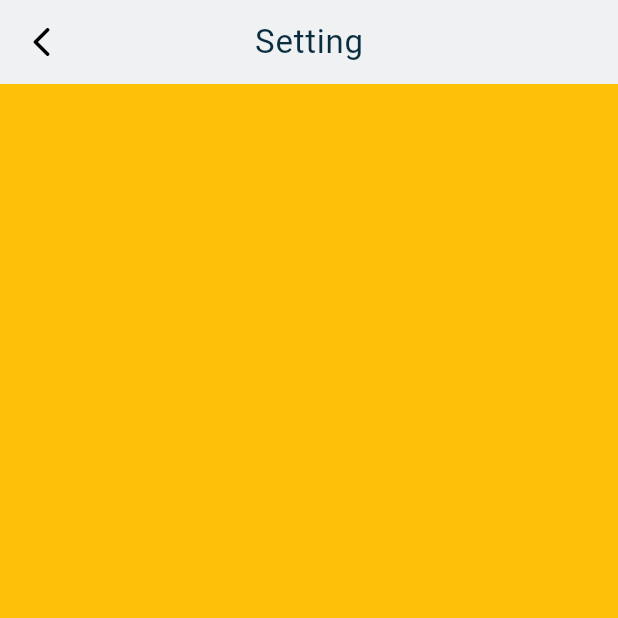
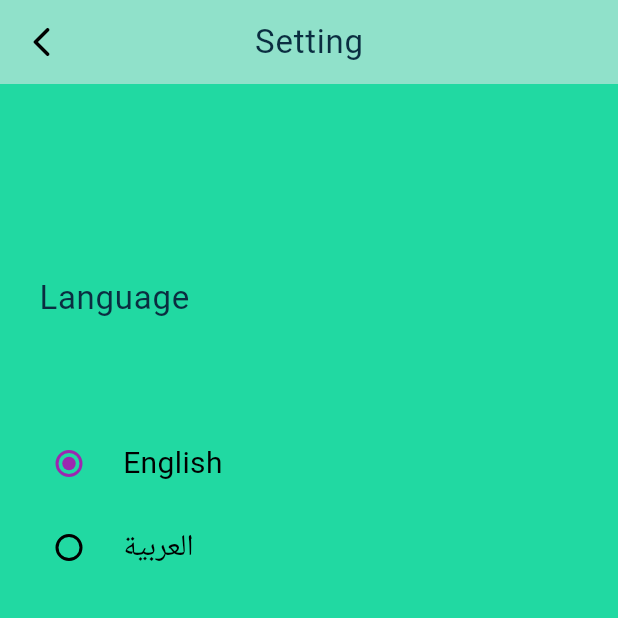
Before and after one commit to ayaosama14/movie_app, a Flutter app: the SettingView screen opened by its route, on a phone screen of 412 x 824 dp, the top half of it. Run offline on Flutter 3.47's test engine with Material 3 defaults, Android fonts, the light colour scheme and no system bars; our stand-ins replace cached_network_image, carousel_slider, dio, easy_localization, either_dart, get_it; network calls fail.

Commit message:
add setting view

```diff
--- a/asset/translation/ar-SA.json
+++ b/asset/translation/ar-SA.json
@@ -11,6 +11,8 @@
     "Login": "تسجيل الدخول",
     "register_to_continue": "سجل للمتابعة",
     "error_@": "عذرًا! يجب أن ينتهي بـ @",
-    "Popular_Movies": "الافلام المشهوره"
-
+    "Popular_Movies": "الافلام المشهوره",
+    "language": "اللغه",
+    "arabic": "العربيه",
+    "english":"الانجليزيه"
 }
--- a/asset/translation/en-US.json
+++ b/asset/translation/en-US.json
@@ -13,6 +13,8 @@
     "register_to_continue": "Register to continue",
     "error_@": "Oops! end with @ char.com",
 
-    "Popular_Movies": "Popular Movies:"
-
+    "Popular_Movies": "Popular Movies:",
+    "language": "Language",
+    "english":"English",
+    "arabic": "Arabic"
 }
--- a/lib/core/featchers/home_fetcher/presentation/views/setting.dart
+++ b/lib/core/featchers/home_fetcher/presentation/views/setting.dart
@@ -1,26 +1,73 @@
+import 'package:easy_localization/easy_localization.dart';
 import 'package:flutter/cupertino.dart';
 import 'package:flutter/material.dart';
 import 'package:movie/core/featchers/home_fetcher/presentation/views/home_view.dart';
 
-class SettingView extends StatelessWidget{
- static String id='setting_View';
+import '../../../../utils/app_colors.dart';
+import '../../../../utils/text_container.dart';
+
+class SettingView extends StatefulWidget {
+  static String id = 'setting_View';
+
+  @override
+  State<SettingView> createState() => _SettingViewState();
+}
+
+class _SettingViewState extends State<SettingView> {
+  String selectedLanguage = 'English';
+
   @override
   Widget build(BuildContext context) {
-    return Scaffold(appBar: AppBar(
+    return Scaffold(
+      appBar: AppBar(
         title: Text(
-        ('Setting'),
-        style:Theme.of(context).textTheme.bodyLarge,
+          ('Setting'.tr()),
+          style: Theme.of(context).textTheme.bodyLarge,
         ),
         // centerTitle: true,
         leading: IconButton(
           onPressed: () {
-          Navigator.pushNamed(context ,HomeView.id );
+            Navigator.pushNamed(context, HomeView.id);
           },
-        icon:const Icon(Icons.arrow_back_ios_rounded),
+          icon: const Icon(Icons.arrow_back_ios_rounded),
         ),
       ),
-      body: Container(color: Colors.amber,),);
+      body: Padding(
+        padding: const EdgeInsets.all(10.0),
+        child: Column(
+          // crossAxisAlignment: CrossAxisAlignment.,
+
+          children: [
+            const SizedBox(height: 100),
+            textContainer(text: "Language", context: context),
+            const SizedBox(height: 50),
+            RadioListTile<String>(
+              activeColor: Colors.purple,
+              title: Text("English",
+                  style: Theme.of(context).textTheme.bodyMedium),
+              value: 'English',
+              groupValue: selectedLanguage,
+              onChanged: (value) {
+                setState(() {
+                  selectedLanguage = value!;
+                });
+              },
+            ),
+            RadioListTile<String>(
+              activeColor: Colors.purple,
+              title: Text('العربية',
+                  style: Theme.of(context).textTheme.bodyMedium),
+              value: 'Arabic',
+              groupValue: selectedLanguage,
+              onChanged: (value) {
+                setState(() {
+                  selectedLanguage = value!;
+                });
+              },
+            ),
+          ],
+        ),
+      ),
+    );
   }
-
-
 }
--- /dev/null
+++ b/lib/core/utils/text_container.dart
@@ -0,0 +1,27 @@
+
+ import 'package:easy_localization/easy_localization.dart';
+
+import 'package:flutter/material.dart';
+
+import 'app_colors.dart';
+
+Widget textContainer({required BuildContext context ,required String text }){
+  return Container(
+    padding: const EdgeInsets.all(6),
+    margin: const EdgeInsets.all(10),
+    width:MediaQuery.of(context).size.width,
+    decoration: const BoxDecoration(
+      // color: AppColor.white,
+      borderRadius: BorderRadius.all(
+        Radius.circular(6.0),
+      ),
+    ),
+    child: Text(
+     text.tr(),
+// style: AppStyle.boldBlackTextStyle20,
+      style: Theme.of(context).textTheme.bodyLarge,
+      textAlign: TextAlign.start,
+      maxLines: 1,
+    ),
+  );
+}
--- a/lib/core/utils/theme.dart
+++ b/lib/core/utils/theme.dart
@@ -6,7 +6,7 @@ import 'app_style.dart';
 ThemeData appThemeLight() {
   // const Color(0xffabccc3)
   return ThemeData(
-      scaffoldBackgroundColor:Colors.white ,
+      scaffoldBackgroundColor: AppColor.secColor ,
       colorScheme: ColorScheme.light(
 
           primary: AppColor.primColor, secondary: AppColor.secColor),
@@ -21,7 +21,7 @@ ThemeData appThemeLight() {
       appBarTheme: const AppBarTheme(
         elevation: 2,
         centerTitle: true,
-        backgroundColor: Colors.white,
+        backgroundColor:  AppColor.white,
         titleTextStyle: AppStyle.boldBlackTextStyle20,
       ),
       bottomNavigationBarTheme:  BottomNavigationBarThemeData(
```
Lines whose indentation alone changed are shown as unchanged.
